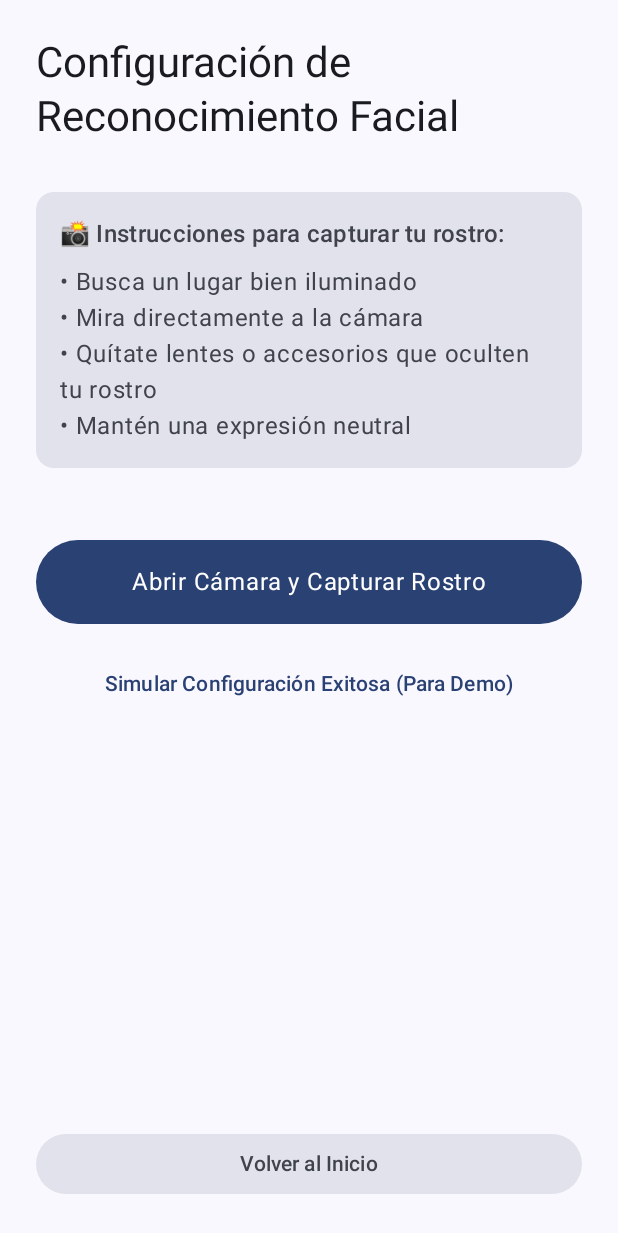
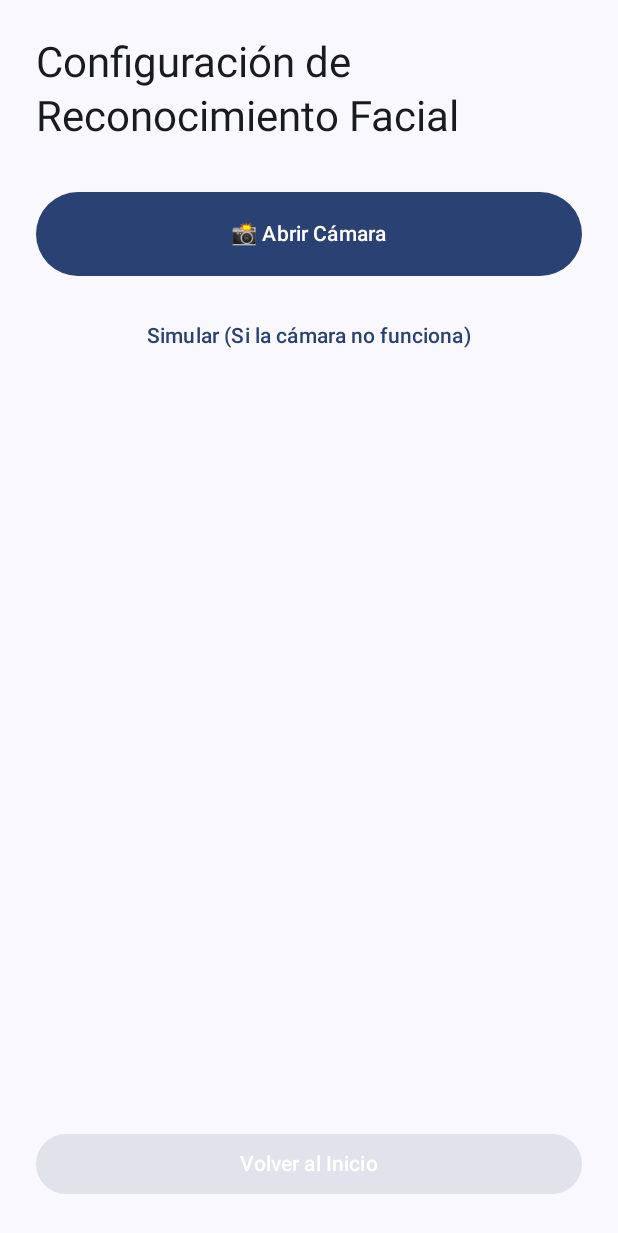
Before and after one commit to Felfarias12/ZapPay, an Android app built with Jetpack Compose: the CamaraScreen screen opened through its navigation route, on a phone screen of 412 x 824 dp. Shown: the top 1233 px of the screen. Run offline under Robolectric (Android 15) with nearby library versions, the phone set to English and light mode, and no system bars.

Commit message:
estaba probando la camara, y viendo si funcionaba o no cambie codigo de camarascreen

```diff
--- a/app/src/main/java/com/example/zappay/ui/screens/CamaraScreen.kt
+++ b/app/src/main/java/com/example/zappay/ui/screens/CamaraScreen.kt
@@ -1,7 +1,5 @@
 package com.example.zappay.ui.screens
 
-import android.Manifest
-import android.content.Context
 import android.content.Intent
 import android.provider.MediaStore
 import androidx.activity.compose.rememberLauncherForActivityResult
@@ -18,28 +16,14 @@ import androidx.navigation.NavController
 @Composable
 fun CamaraScreen(navController: NavController) {
     var rostroConfigurado by remember { mutableStateOf(false) }
-    var mensajeError by remember { mutableStateOf("") }
     val context = LocalContext.current
 
-    // Launcher para la cámara - DECLARADO PRIMERO
+    // Launcher MUY simple para la cámara
     val cameraLauncher = rememberLauncherForActivityResult(
         ActivityResultContracts.StartActivityForResult()
-    ) { result ->
-        // Simulamos que siempre funciona para el demo
+    ) {
+        // No importa el resultado, marcamos como configurado
         rostroConfigurado = true
-        mensajeError = ""
-    }
-
-    // Launcher para permisos de cámara
-    val permissionLauncher = rememberLauncherForActivityResult(
-        ActivityResultContracts.RequestPermission()
-    ) { granted ->
-        if (granted) {
-            // Si se concedió el permiso, abrir cámara
-            abrirCamara(context, cameraLauncher)
-        } else {
-            mensajeError = "Se necesita permiso de cámara para continuar"
-        }
     }
 
     Column(
@@ -50,145 +34,72 @@ fun CamaraScreen(navController: NavController) {
     ) {
         Text(
             "Configuración de Reconocimiento Facial",
-            style = MaterialTheme.typography.headlineMedium,
-            modifier = Modifier.padding(bottom = 16.dp)
+            style = MaterialTheme.typography.headlineMedium
         )
 
+        Spacer(modifier = Modifier.height(32.dp))
+
         if (rostroConfigurado) {
-            // Mensaje de éxito
             Card(
-                colors = CardDefaults.cardColors(
-                    containerColor = MaterialTheme.colorScheme.primaryContainer
-                ),
-                modifier = Modifier
-                    .fillMaxWidth()
-                    .padding(vertical = 16.dp)
+                colors = CardDefaults.cardColors(containerColor = MaterialTheme.colorScheme.primaryContainer),
+                modifier = Modifier.fillMaxWidth()
             ) {
                 Column(
                     modifier = Modifier.padding(16.dp),
                     horizontalAlignment = Alignment.CenterHorizontally
                 ) {
-                    Text(
-                        "✅ ¡Configuración Exitosa!",
-                        style = MaterialTheme.typography.headlineSmall
-                    )
-                    Text(
-                        "Tu rostro ha sido registrado para pagos",
-                        style = MaterialTheme.typography.bodyMedium
-                    )
+                    Text("✅ ¡Éxito!", style = MaterialTheme.typography.headlineSmall)
+                    Text("Rostro configurado para pagos")
                 }
             }
 
             Spacer(modifier = Modifier.height(32.dp))
 
             Button(
-                onClick = {
-                    navController.navigate("pago") {
-                        popUpTo("inicio") { inclusive = false }
-                    }
-                },
+                onClick = { navController.navigate("pago") },
                 modifier = Modifier.fillMaxWidth()
             ) {
-                Text("Probar Pago Facial")
+                Text("Ir a Pagos")
             }
-
         } else {
-            // Instrucciones
-            Card(
-                modifier = Modifier
-                    .fillMaxWidth()
-                    .padding(vertical = 16.dp),
-                colors = CardDefaults.cardColors(
-                    containerColor = MaterialTheme.colorScheme.surfaceVariant
-                )
-            ) {
-                Column(modifier = Modifier.padding(16.dp)) {
-                    Text(
-                        "📸 Instrucciones para capturar tu rostro:",
-                        style = MaterialTheme.typography.titleMedium,
-                        modifier = Modifier.padding(bottom = 8.dp)
-                    )
-                    Text("• Busca un lugar bien iluminado")
-                    Text("• Mira directamente a la cámara")
-                    Text("• Quítate lentes o accesorios que oculten tu rostro")
-                    Text("• Mantén una expresión neutral")
-                }
-            }
-
-            Spacer(modifier = Modifier.height(32.dp))
-
-            // Botón principal para cámara
             Button(
                 onClick = {
-                    // Primero solicitar permiso
-                    permissionLauncher.launch(Manifest.permission.CAMERA)
+                    // Intentar abrir cámara directamente
+                    val intent = Intent(MediaStore.ACTION_IMAGE_CAPTURE)
+                    try {
+                        cameraLauncher.launch(intent)
+                    } catch (e: Exception) {
+                        // Si falla, simular éxito después de 2 segundos
+                        rostroConfigurado = true
+                    }
                 },
                 modifier = Modifier
                     .fillMaxWidth()
                     .height(56.dp)
             ) {
-                Text("Abrir Cámara y Capturar Rostro", style = MaterialTheme.typography.bodyLarge)
-            }
-
-            // Mostrar mensaje de error si hay
-            if (mensajeError.isNotBlank()) {
-                Spacer(modifier = Modifier.height(16.dp))
-                Card(
-                    colors = CardDefaults.cardColors(
-                        containerColor = MaterialTheme.colorScheme.errorContainer
-                    ),
-                    modifier = Modifier.fillMaxWidth()
-                ) {
-                    Text(
-                        mensajeError,
-                        modifier = Modifier.padding(16.dp),
-                        color = MaterialTheme.colorScheme.onErrorContainer
-                    )
-                }
+                Text("📸 Abrir Cámara")
             }
 
             Spacer(modifier = Modifier.height(16.dp))
 
-            // Botón alternativo para demo
             TextButton(
-                onClick = {
-                    rostroConfigurado = true
-                },
+                onClick = { rostroConfigurado = true },
                 modifier = Modifier.fillMaxWidth()
             ) {
-                Text("Simular Configuración Exitosa (Para Demo)")
+                Text("Simular (Si la cámara no funciona)")
             }
         }
 
         Spacer(modifier = Modifier.weight(1f))
 
-        // Botón para volver
         Button(
-            onClick = {
-                navController.navigate("inicio") {
-                    popUpTo("inicio") { inclusive = true }
-                }
-            },
+            onClick = { navController.navigate("inicio") },
             modifier = Modifier.fillMaxWidth(),
             colors = ButtonDefaults.buttonColors(
-                containerColor = MaterialTheme.colorScheme.surfaceVariant,
-                contentColor = MaterialTheme.colorScheme.onSurfaceVariant
+                containerColor = MaterialTheme.colorScheme.surfaceVariant
             )
         ) {
             Text("Volver al Inicio")
         }
     }
 }
-
-// Función mejorada para abrir cámara
-private fun abrirCamara(context: Context, launcher: androidx.activity.result.ActivityResultLauncher<Intent>) {
-    val intent = Intent(MediaStore.ACTION_IMAGE_CAPTURE)
-
-    // Verificar si hay app de cámara disponible
-    if (intent.resolveActivity(context.packageManager) != null) {
-        launcher.launch(intent)
-    } else {
-        // Si no hay app de cámara, simular éxito para demo
-        // En una app real mostrarías un mensaje de error
-    }
-}
```
